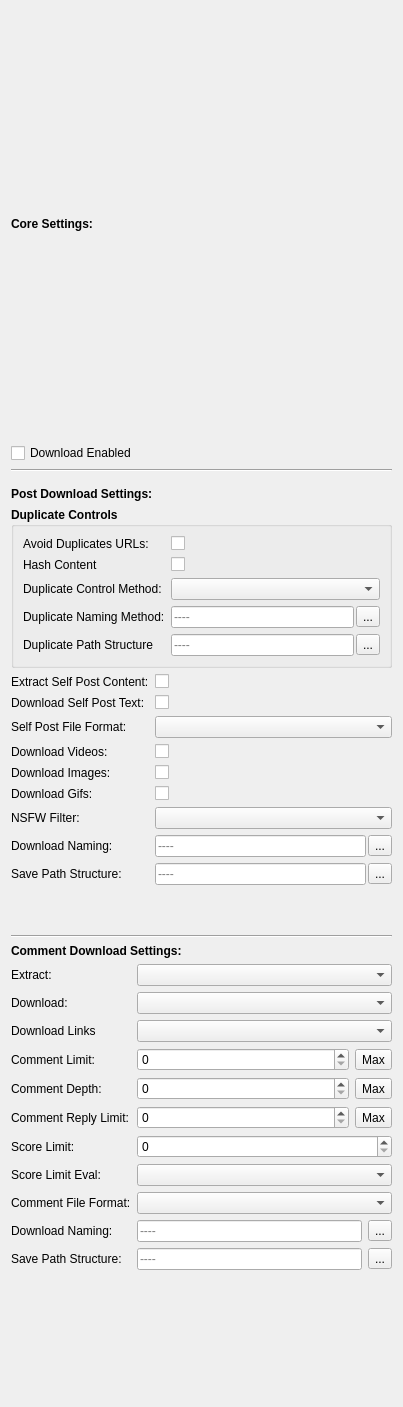
tryitandsee/DownloaderForReddit, file Resources/ui_files/widgets/object_settings_widget.ui: the form before one commit.
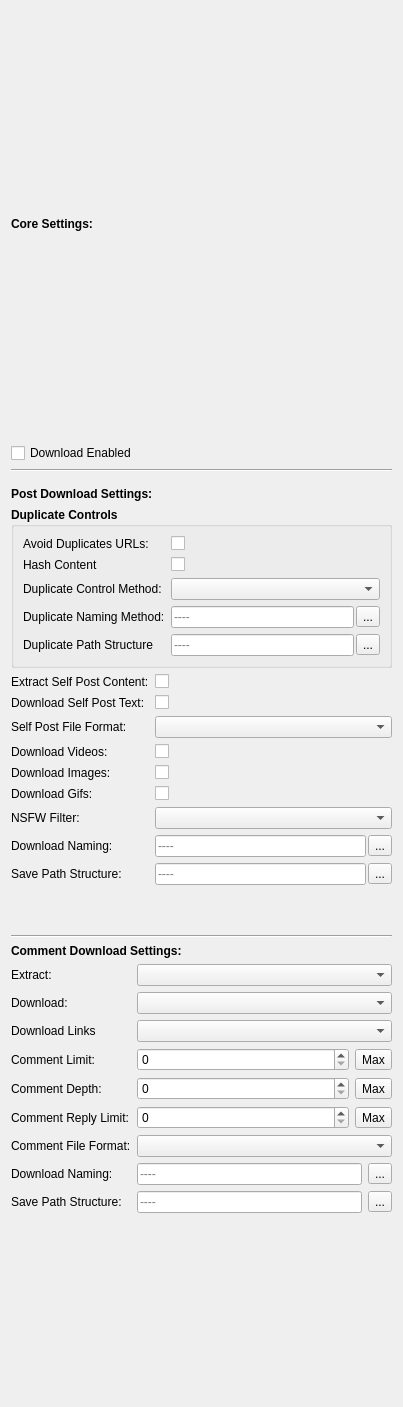
The form after the commit.

Commit message: fix: delete dead score code, keep db columns

The edit to the form file:
```diff
--- a/Resources/ui_files/widgets/object_settings_widget.ui
+++ b/Resources/ui_files/widgets/object_settings_widget.ui
@@ -566,30 +566,6 @@
          </item>
         </layout>
        </item>
-       <item row="8" column="0">
-        <widget class="QLabel" name="label_24">
-         <property name="text">
-          <string>Score Limit:</string>
-         </property>
-        </widget>
-       </item>
-       <item row="8" column="1">
-        <widget class="QSpinBox" name="comment_score_limit_spinbox">
-         <property name="maximum">
-          <number>10000000</number>
-         </property>
-        </widget>
-       </item>
-       <item row="9" column="0">
-        <widget class="QLabel" name="label_25">
-         <property name="text">
-          <string>Score Limit Eval:</string>
-         </property>
-        </widget>
-       </item>
-       <item row="9" column="1">
-        <widget class="QComboBox" name="comment_score_operator_combo"/>
-       </item>
        <item row="13" column="0">
         <widget class="QLabel" name="label_2">
          <property name="text">
```
The commit also changes 19 other files.
